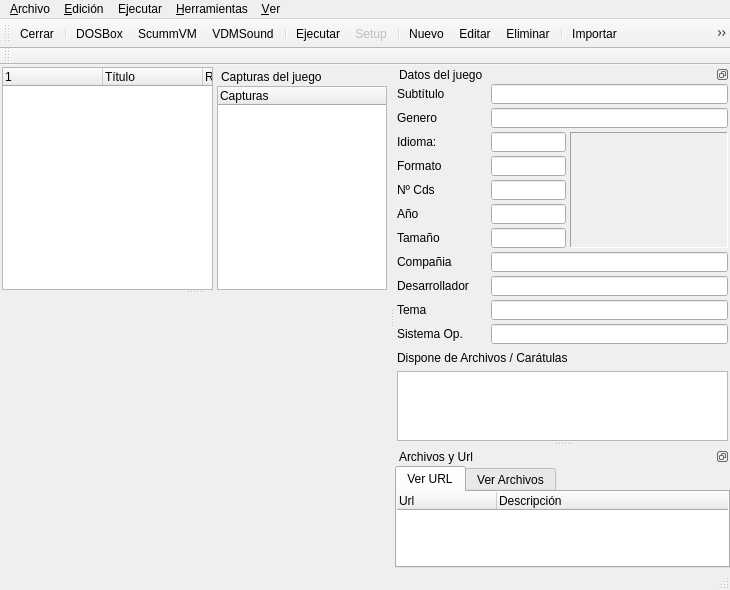
The window that ui/grlida.ui (Monthy/gr-lida) describes before a commit, drawn with Qt 5.
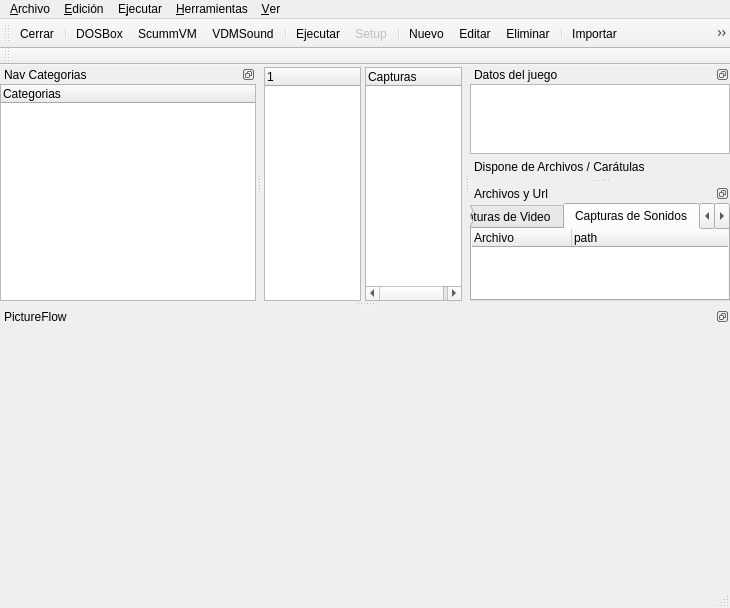
The same window after the commit. The open tabs and pages were chosen to show the change. Icons and pictures are not drawn. Custom widgets are drawn as their Qt base class.

Commit message: Actualizando y añadiendo los nuevos UI: - Nuevo: multimedia.ui donde reproducirá videos y música del juego. - Nuevo: addedit_dosbox.ui separando las distintas partes del addedit_juego.ui para hacerlo mas modular. - Nuevo: addedit_scummvm.ui separando las distintas partes del addedit_juego.ui para hacerlo mas modular. - Nuevo: ruleta.ui donde mostrara los discos o ruletas de protección del juego. - El resto actualiza pequeñas cosas como es el tamaño de la ventana, orden del index, o los layout.

What changed in the file:
```diff
--- a/ui/grlida.ui
+++ b/ui/grlida.ui
@@ -1,12 +1,12 @@
 <ui version="4.0" >
  <class>GrLidaClass</class>
- <widget class="QMainWindow" name="GrLidaClass" >
-  <property name="geometry" >
+ <widget class="QMainWindow" name="GrLidaClass">
+  <property name="geometry">
    <rect>
     <x>0</x>
     <y>0</y>
     <width>730</width>
-    <height>590</height>
+    <height>599</height>
    </rect>
   </property>
   <property name="windowTitle" >
@@ -19,143 +19,90 @@
   <property name="toolButtonStyle" >
    <enum>Qt::ToolButtonIconOnly</enum>
   </property>
-  <widget class="QWidget" name="centralwidget" >
-   <layout class="QVBoxLayout" name="verticalLayout_2" >
-    <property name="leftMargin" >
+  <widget class="QWidget" name="centralwidget">
+   <layout class="QVBoxLayout" name="verticalLayout_4">
+    <property name="leftMargin">
      <number>2</number>
     </property>
-    <property name="topMargin" >
+    <property name="topMargin">
      <number>2</number>
     </property>
-    <property name="rightMargin" >
+    <property name="rightMargin">
      <number>2</number>
     </property>
-    <property name="bottomMargin" >
+    <property name="bottomMargin">
      <number>0</number>
     </property>
     <item>
-     <widget class="QSplitter" name="splitter_pictureflow" >
-      <property name="orientation" >
-       <enum>Qt::Vertical</enum>
+     <layout class="QHBoxLayout" name="horizontalLayout_2">
+      <property name="spacing">
+       <number>4</number>
       </property>
-      <widget class="QWidget" name="layoutWidget" >
-       <layout class="QHBoxLayout" name="horizontalLayout" >
-        <property name="spacing" >
-         <number>4</number>
+      <item>
+       <widget class="QTreeWidget" name="twJuegos">
+        <property name="horizontalScrollBarPolicy">
+         <enum>Qt::ScrollBarAlwaysOff</enum>
         </property>
-        <item>
-         <widget class="QTreeWidget" name="twJuegos" >
-          <property name="horizontalScrollBarPolicy" >
-           <enum>Qt::ScrollBarAlwaysOff</enum>
-          </property>
-          <property name="alternatingRowColors" >
-           <bool>false</bool>
-          </property>
-          <property name="iconSize" >
-           <size>
-            <width>24</width>
-            <height>24</height>
-           </size>
-          </property>
-          <property name="rootIsDecorated" >
-           <bool>false</bool>
-          </property>
-          <property name="uniformRowHeights" >
-           <bool>true</bool>
-          </property>
-          <property name="allColumnsShowFocus" >
-           <bool>true</bool>
-          </property>
-          <column>
-           <property name="text" >
-            <string/>
-           </property>
-          </column>
-          <column>
-           <property name="text" >
-            <string>Título</string>
-           </property>
-          </column>
-          <column>
-           <property name="text" >
-            <string>Rating</string>
-           </property>
-          </column>
-         </widget>
-        </item>
-        <item>
-         <widget class="QDockWidget" name="dockw_Capturas" >
-          <property name="minimumSize" >
-           <size>
-            <width>170</width>
-            <height>0</height>
-           </size>
-          </property>
-          <property name="maximumSize" >
-           <size>
-            <width>170</width>
-            <height>524287</height>
-           </size>
-          </property>
-          <property name="features" >
-           <set>QDockWidget::NoDockWidgetFeatures</set>
-          </property>
-          <property name="windowTitle" >
-           <string>Capturas del juego</string>
-          </property>
-          <widget class="QWidget" name="dockWidgetContents_Capturas" >
-           <layout class="QVBoxLayout" name="verticalLayout" >
-            <property name="margin" >
-             <number>0</number>
-            </property>
-            <item>
-             <widget class="QTreeWidget" name="twCapturas" >
-              <property name="maximumSize" >
-               <size>
-                <width>170</width>
-                <height>16777215</height>
-               </size>
-              </property>
-              <property name="frameShadow" >
-               <enum>QFrame::Sunken</enum>
-              </property>
-              <property name="iconSize" >
-               <size>
-                <width>135</width>
-                <height>120</height>
-               </size>
-              </property>
-              <property name="rootIsDecorated" >
-               <bool>false</bool>
-              </property>
-              <property name="allColumnsShowFocus" >
-               <bool>true</bool>
-              </property>
-              <column>
-               <property name="text" >
-                <string>Capturas</string>
-               </property>
-              </column>
-             </widget>
-            </item>
-           </layout>
-          </widget>
-         </widget>
-        </item>
-       </layout>
-      </widget>
-      <widget class="PictureFlow" native="1" name="PicFlowWidget" >
-       <property name="enabled" >
-        <bool>false</bool>
-       </property>
-       <property name="minimumSize" >
-        <size>
-         <width>0</width>
-         <height>260</height>
-        </size>
-       </property>
-      </widget>
-     </widget>
+        <property name="iconSize">
+         <size>
+          <width>24</width>
+          <height>24</height>
+         </size>
+        </property>
+        <property name="rootIsDecorated">
+         <bool>false</bool>
+        </property>
+        <property name="uniformRowHeights">
+         <bool>true</bool>
+        </property>
+        <property name="allColumnsShowFocus">
+         <bool>true</bool>
+        </property>
+        <column>
+         <property name="text">
+          <string/>
+         </property>
+        </column>
+        <column>
+         <property name="text">
+          <string>Título</string>
+         </property>
+        </column>
+        <column>
+         <property name="text">
+          <string>Rating</string>
+         </property>
+        </column>
+       </widget>
+      </item>
+      <item>
+       <widget class="QTreeWidget" name="twCapturas">
+        <property name="frameShadow">
+         <enum>QFrame::Sunken</enum>
+        </property>
+        <property name="iconSize">
+         <size>
+          <width>128</width>
+          <height>128</height>
+         </size>
+        </property>
+        <property name="rootIsDecorated">
+         <bool>false</bool>
+        </property>
+        <property name="uniformRowHeights">
+         <bool>true</bool>
+        </property>
+        <property name="allColumnsShowFocus">
+         <bool>true</bool>
+        </property>
+        <column>
+         <property name="text">
+          <string>Capturas</string>
+         </property>
+        </column>
+       </widget>
+      </item>
+     </layout>
     </item>
    </layout>
   </widget>
@@ -288,410 +235,30 @@
    <attribute name="dockWidgetArea" >
     <number>2</number>
    </attribute>
-   <widget class="QWidget" name="dockWidgetContents_InfoDatos" >
-    <layout class="QVBoxLayout" name="verticalLayout_3" >
-     <property name="spacing" >
-      <number>2</number>
+   <widget class="QWidget" name="dockWidgetContents_InfoDatos">
+    <layout class="QVBoxLayout" name="verticalLayout_3">
+     <property name="spacing">
+      <number>1</number>
      </property>
-     <property name="leftMargin" >
-      <number>2</number>
-     </property>
-     <property name="topMargin" >
+     <property name="margin">
       <number>0</number>
      </property>
-     <property name="rightMargin" >
-      <number>2</number>
-     </property>
-     <property name="bottomMargin" >
-      <number>0</number>
-     </property>
      <item>
-      <layout class="QGridLayout" name="gridLayout" >
-       <property name="spacing" >
+      <widget class="QTextBrowser" name="txtInfo_Comentario">
+       <property name="openExternalLinks">
+        <bool>true</bool>
+       </property>
+      </widget>
+     </item>
+     <item>
+      <layout class="QHBoxLayout" name="horizontalLayout_ToolbarInfoDatos">
+       <property name="leftMargin">
         <number>4</number>
        </property>
-       <item row="0" column="0" >
-        <widget class="QLabel" name="lb_info_1" >
-         <property name="minimumSize" >
-          <size>
-           <width>90</width>
-           <height>0</height>
-          </size>
-         </property>
-         <property name="text" >
-          <string>Subtítulo</string>
-         </property>
-        </widget>
-       </item>
-       <item row="0" column="1" colspan="2" >
-        <widget class="QLineEdit" name="txtInfo_Subtitulo" >
-         <property name="minimumSize" >
-          <size>
-           <width>0</width>
-           <height>20</height>
-          </size>
-         </property>
-         <property name="readOnly" >
-          <bool>true</bool>
-         </property>
-        </widget>
-       </item>
-       <item row="1" column="0" >
-        <widget class="QLabel" name="lb_info_2" >
-         <property name="minimumSize" >
-          <size>
-           <width>90</width>
-           <height>0</height>
-          </size>
-         </property>
-         <property name="text" >
-          <string>Genero</string>
-         </property>
-        </widget>
-       </item>
-       <item row="1" column="1" colspan="2" >
-        <widget class="QLineEdit" name="txtInfo_Genero" >
-         <property name="minimumSize" >
-          <size>
-           <width>0</width>
-           <height>20</height>
-          </size>
-         </property>
-         <property name="readOnly" >
-          <bool>true</bool>
-         </property>
-        </widget>
-       </item>
-       <item row="2" column="0" >
-        <widget class="QLabel" name="lb_info_3" >
-         <property name="minimumSize" >
-          <size>
-           <width>90</width>
-           <height>0</height>
-          </size>
-         </property>
-         <property name="layoutDirection" >
-          <enum>Qt::LeftToRight</enum>
-         </property>
-         <property name="text" >
-          <string>Idioma:</string>
-         </property>
-         <property name="textFormat" >
-          <enum>Qt::AutoText</enum>
-         </property>
-        </widget>
-       </item>
-       <item row="2" column="1" >
-        <widget class="QLineEdit" name="txtInfo_Idioma" >
-         <property name="minimumSize" >
-          <size>
-           <width>0</width>
-           <height>20</height>
-          </size>
-         </property>
-         <property name="maximumSize" >
-          <size>
-           <width>75</width>
-           <height>16777215</height>
-          </size>
-         </property>
-         <property name="readOnly" >
-          <bool>true</bool>
-         </property>
-        </widget>
-       </item>
-       <item rowspan="5" row="2" column="2" >
-        <widget class="QFrame" name="frame_imagen" >
-         <property name="sizePolicy" >
-          <sizepolicy vsizetype="Preferred" hsizetype="Expanding" >
-           <horstretch>0</horstretch>
-           <verstretch>0</verstretch>
-          </sizepolicy>
-         </property>
-         <property name="minimumSize" >
-          <size>
-           <width>158</width>
-           <height>109</height>
-          </size>
-         </property>
-         <property name="frameShape" >
-          <enum>QFrame::Panel</enum>
-         </property>
-         <property name="frameShadow" >
-          <enum>QFrame::Sunken</enum>
-         </property>
-         <layout class="QHBoxLayout" name="_2" >
-          <property name="margin" >
-           <number>1</number>
-          </property>
-          <item>
-           <widget class="QLabel" name="lbImgThumbs" >
-            <property name="maximumSize" >
-             <size>
-              <width>156</width>
-              <height>16777215</height>
-             </size>
-            </property>
-            <property name="text" >
-             <string/>
-            </property>
-            <property name="pixmap" >
-             <pixmap resource="../res/grlida.qrc" >:/images/juego_sin_imagen.png</pixmap>
-            </property>
-            <property name="scaledContents" >
-             <bool>true</bool>
-            </property>
-            <property name="alignment" >
-             <set>Qt::AlignCenter</set>
-            </property>
-           </widget>
-          </item>
-         </layout>
-        </widget>
-       </item>
-       <item row="3" column="0" >
-        <widget class="QLabel" name="lb_info_4" >
-         <property name="minimumSize" >
-          <size>
-           <width>90</width>
-           <height>0</height>
-          </size>
-         </property>
-         <property name="text" >
-          <string>Formato</string>
-         </property>
-        </widget>
-       </item>
-       <item row="3" column="1" >
-        <widget class="QLineEdit" name="txtInfo_Formato" >
-         <property name="minimumSize" >
-          <size>
-           <width>0</width>
-           <height>20</height>
-          </size>
-         </property>
-         <property name="maximumSize" >
-          <size>
-           <width>75</width>
-           <height>16777215</height>
-          </size>
-         </property>
-         <property name="readOnly" >
-          <bool>true</bool>
-         </property>
-        </widget>
-       </item>
-       <item row="4" column="0" >
-        <widget class="QLabel" name="lb_info_5" >
-         <property name="minimumSize" >
-          <size>
-           <width>90</width>
-           <height>0</height>
-          </size>
-         </property>
-         <property name="text" >
-          <string>Nº Cds</string>
-         </property>
-        </widget>
-       </item>
-       <item row="4" column="1" >
-        <widget class="QLineEdit" name="txtInfo_NumDisc" >
-         <property name="minimumSize" >
-          <size>
-           <width>0</width>
-           <height>20</height>
-          </size>
-         </property>
-         <property name="maximumSize" >
-          <size>
-           <width>75</width>
-           <height>16777215</height>
-          </size>
-         </property>
-         <property name="readOnly" >
-          <bool>true</bool>
-         </property>
-        </widget>
-       </item>
-       <item row="5" column="0" >
-        <widget class="QLabel" name="lb_info_6" >
-         <property name="minimumSize" >
-          <size>
-           <width>90</width>
-           <height>0</height>
-          </size>
-         </property>
-         <property name="text" >
-          <string>Año</string>
-         </property>
-        </widget>
-       </item>
-       <item row="5" column="1" >
-        <widget class="QLineEdit" name="txtInfo_Anno" >
-         <property name="minimumSize" >
-          <size>
-           <width>0</width>
-           <height>20</height>
-          </size>
-         </property>
-         <property name="maximumSize" >
-          <size>
-           <width>75</width>
-           <height>16777215</height>
-          </size>
-         </property>
-         <property name="readOnly" >
-          <bool>true</bool>
-         </property>
-        </widget>
-       </item>
-       <item row="6" column="0" >
-        <widget class="QLabel" name="lb_info_7" >
-         <property name="minimumSize" >
-          <size>
-           <width>90</width>
-           <height>0</height>
-          </size>
-         </property>
-         <property name="text" >
-          <string>Tamaño</string>
-         </property>
-        </widget>
-       </item>
-       <item row="6" column="1" >
-        <widget class="QLineEdit" name="txtInfo_Tamano" >
-         <property name="minimumSize" >
-          <size>
-           <width>0</width>
-           <height>20</height>
-          </size>
-         </property>
-         <property name="maximumSize" >
-          <size>
-           <width>75</width>
-           <height>16777215</height>
-          </size>
-         </property>
-         <property name="readOnly" >
-          <bool>true</bool>
-         </property>
-        </widget>
-       </item>
-       <item row="7" column="0" >
-        <widget class="QLabel" name="lb_info_8" >
-         <property name="minimumSize" >
-          <size>
-           <width>90</width>
-           <height>0</height>
-          </size>
-         </property>
-         <property name="text" >
-          <string>Compañia</string>
-         </property>
-        </widget>
-       </item>
-       <item row="7" column="1" colspan="2" >
-        <widget class="QLineEdit" name="txtInfo_Compania" >
-         <property name="minimumSize" >
-          <size>
-           <width>0</width>
-           <height>20</height>
-          </size>
-         </property>
-         <property name="readOnly" >
-          <bool>true</bool>
-         </property>
-        </widget>
-       </item>
-       <item row="8" column="0" >
-        <widget class="QLabel" name="lb_info_9" >
-         <property name="minimumSize" >
-          <size>
-           <width>90</width>
-           <height>0</height>
-          </size>
-         </property>
-         <property name="text" >
-          <string>Desarrollador</string>
-         </property>
-        </widget>
-       </item>
-       <item row="8" column="1" colspan="2" >
-        <widget class="QLineEdit" name="txtInfo_Desarrollador" >
-         <property name="minimumSize" >
-          <size>
-           <width>0</width>
-           <height>20</height>
-          </size>
-         </property>
-         <property name="readOnly" >
-          <bool>true</bool>
-         </property>
-        </widget>
-       </item>
-       <item row="9" column="0" >
-        <widget class="QLabel" name="lb_info_10" >
-         <property name="minimumSize" >
-          <size>
-           <width>90</width>
-           <height>0</height>
-          </size>
-         </property>
-         <property name="text" >
-          <string>Tema</string>
-         </property>
-        </widget>
-       </item>
-       <item row="9" column="1" colspan="2" >
-        <widget class="QLineEdit" name="txtInfo_Tema" >
-         <property name="minimumSize" >
-          <size>
-           <width>0</width>
-           <height>20</height>
-          </size>
-         </property>
-         <property name="readOnly" >
-          <bool>true</bool>
-         </property>
-        </widget>
-       </item>
-       <item row="10" column="0" >
-        <widget class="QLabel" name="lb_info_11" >
-         <property name="minimumSize" >
-          <size>
-           <width>90</width>
-           <height>0</height>
-          </size>
-         </property>
-         <property name="text" >
-          <string>Sistema Op.</string>
-         </property>
-        </widget>
-       </item>
-       <item row="10" column="1" colspan="2" >
-        <widget class="QLineEdit" name="txtInfo_SistemaOp" >
-         <property name="minimumSize" >
-          <size>
-           <width>0</width>
-           <height>20</height>
-          </size>
-         </property>
-         <property name="readOnly" >
-          <bool>true</bool>
-         </property>
-        </widget>
-       </item>
-      </layout>
-     </item>
-     <item>
-      <layout class="QHBoxLayout" name="horizontalLayout_ToolbarInfoDatos" >
-       <property name="leftMargin" >
+       <property name="topMargin">
         <number>0</number>
        </property>
-       <property name="topMargin" >
-        <number>0</number>
-       </property>
-       <property name="bottomMargin" >
+       <property name="bottomMargin">
         <number>0</number>
        </property>
        <item>
@@ -702,8 +269,11 @@
         </widget>
        </item>
        <item>
-        <widget class="QToolButton" name="btnVer_Archivos" >
-         <property name="text" >
+        <widget class="QToolButton" name="btnVer_Archivos">
+         <property name="enabled">
+          <bool>false</bool>
+         </property>
+         <property name="text">
           <string/>
          </property>
          <property name="icon" >
@@ -716,8 +286,11 @@
         </widget>
        </item>
        <item>
-        <widget class="QToolButton" name="btnVer_CoverFront" >
-         <property name="text" >
+        <widget class="QToolButton" name="btnVer_CoverFront">
+         <property name="enabled">
+          <bool>false</bool>
+         </property>
+         <property name="text">
           <string/>
          </property>
          <property name="icon" >
@@ -730,8 +303,11 @@
         </widget>
        </item>
        <item>
-        <widget class="QToolButton" name="btnVer_CoverBack" >
-         <property name="text" >
+        <widget class="QToolButton" name="btnVer_CoverBack">
+         <property name="enabled">
+          <bool>false</bool>
+         </property>
+         <property name="text">
           <string/>
          </property>
          <property name="icon" >
@@ -745,13 +321,6 @@
        </item>
       </layout>
      </item>
-     <item>
-      <widget class="QTextBrowser" name="txtInfo_Comentario" >
-       <property name="openExternalLinks" >
-        <bool>true</bool>
-       </property>
-      </widget>
-     </item>
     </layout>
    </widget>
   </widget>
@@ -781,16 +350,108 @@
        <property name="currentIndex" >
         <number>0</number>
        </property>
-       <widget class="QWidget" name="tab_url" >
-        <attribute name="title" >
-         <string>Ver URL</string>
+       <widget class="QWidget" name="tab_video">
+        <attribute name="icon">
+         <iconset resource="../res/grlida.qrc">
+          <normaloff>:/img16/img_tv2x.png</normaloff>:/img16/img_tv2x.png</iconset>
         </attribute>
-        <attribute name="icon" >
-         <iconset resource="../res/grlida.qrc" >
+        <attribute name="title">
+         <string>Capturas de Video</string>
+        </attribute>
+        <layout class="QVBoxLayout" name="verticalLayout">
+         <property name="margin">
+          <number>0</number>
+         </property>
+         <item>
+          <widget class="QTreeWidget" name="twCapturaVideo">
+           <property name="frameShape">
+            <enum>QFrame::NoFrame</enum>
+           </property>
+           <property name="iconSize">
+            <size>
+             <width>16</width>
+             <height>16</height>
+            </size>
+           </property>
+           <property name="rootIsDecorated">
+            <bool>false</bool>
+           </property>
+           <property name="uniformRowHeights">
+            <bool>true</bool>
+           </property>
+           <property name="allColumnsShowFocus">
+            <bool>true</bool>
+           </property>
+           <column>
+            <property name="text">
+             <string>Archivo</string>
+            </property>
+           </column>
+           <column>
+            <property name="text">
+             <string>path</string>
+            </property>
+           </column>
+          </widget>
+         </item>
+        </layout>
+       </widget>
+       <widget class="QWidget" name="tab_sonido">
+        <attribute name="icon">
+         <iconset resource="../res/grlida.qrc">
+          <normaloff>:/img16/img_audio.png</normaloff>:/img16/img_audio.png</iconset>
+        </attribute>
+        <attribute name="title">
+         <string>Capturas de Sonidos</string>
+        </attribute>
+        <layout class="QVBoxLayout" name="verticalLayout_5">
+         <property name="margin">
+          <number>0</number>
+         </property>
+         <item>
+          <widget class="QTreeWidget" name="twCapturaSonido">
+           <property name="frameShape">
+            <enum>QFrame::NoFrame</enum>
+           </property>
+           <property name="iconSize">
+            <size>
+             <width>16</width>
+             <height>16</height>
+            </size>
+           </property>
+           <property name="rootIsDecorated">
+            <bool>false</bool>
+           </property>
+           <property name="uniformRowHeights">
+            <bool>true</bool>
+           </property>
+           <property name="allColumnsShowFocus">
+            <bool>true</bool>
+           </property>
+           <column>
+            <property name="text">
+             <string>Archivo</string>
+            </property>
+           </column>
+           <column>
+            <property name="text">
+             <string>path</string>
+            </property>
+           </column>
+          </widget>
+         </item>
+        </layout>
+       </widget>
+       <widget class="QWidget" name="tab_url">
+        <attribute name="icon">
+         <iconset resource="../res/grlida.qrc">
           <normaloff>:/img16/edit_enlace.png</normaloff>:/img16/edit_enlace.png</iconset>
         </attribute>
-        <layout class="QVBoxLayout" name="verticalLayout_tabUrl" >
-         <property name="margin" >
+        <attribute name="title">
+         <string>Ver URL</string>
+        </attribute>
+        <layout class="QVBoxLayout" name="verticalLayout_tabUrl">
+         <property name="margin">
           <number>0</number>
          </property>
          <item>
@@ -827,16 +488,16 @@
          </item>
         </layout>
        </widget>
-       <widget class="QWidget" name="tab_file" >
-        <attribute name="title" >
-         <string>Ver Archivos</string>
-        </attribute>
-        <attribute name="icon" >
-         <iconset resource="../res/grlida.qrc" >
+       <widget class="QWidget" name="tab_file">
+        <attribute name="icon">
+         <iconset resource="../res/grlida.qrc">
           <normaloff>:/img16/archivos.png</normaloff>:/img16/archivos.png</iconset>
         </attribute>
-        <layout class="QVBoxLayout" name="verticalLayout_tabFile" >
-         <property name="margin" >
+        <attribute name="title">
+         <string>Ver Archivos</string>
+        </attribute>
+        <layout class="QVBoxLayout" name="verticalLayout_tabFile">
+         <property name="margin">
           <number>0</number>
          </property>
          <item>
@@ -896,9 +557,79 @@
     </layout>
    </widget>
   </widget>
-  <action name="mnu_file_informacion" >
-   <property name="icon" >
-    <iconset resource="../res/grlida.qrc" >
+  <widget class="QDockWidget" name="dockw_Nav">
+   <property name="features">
+    <set>QDockWidget::DockWidgetFloatable|QDockWidget::DockWidgetMovable</set>
+   </property>
+   <property name="windowTitle">
+    <string>Nav Categorias</string>
+   </property>
+   <attribute name="dockWidgetArea">
+    <number>1</number>
+   </attribute>
+   <widget class="QWidget" name="dockWidgetContents_twNav">
+    <layout class="QVBoxLayout" name="verticalLayout_2">
+     <property name="margin">
+      <number>0</number>
+     </property>
+     <item>
+      <widget class="QTreeWidget" name="twListNav">
+       <property name="iconSize">
+        <size>
+         <width>16</width>
+         <height>16</height>
+        </size>
+       </property>
+       <property name="uniformRowHeights">
+        <bool>true</bool>
+       </property>
+       <property name="allColumnsShowFocus">
+        <bool>true</bool>
+       </property>
+       <column>
+        <property name="text">
+         <string>Categorias</string>
+        </property>
+       </column>
+      </widget>
+     </item>
+    </layout>
+   </widget>
+  </widget>
+  <widget class="QDockWidget" name="dockw_PictureFlow">
+   <property name="features">
+    <set>QDockWidget::DockWidgetFloatable|QDockWidget::DockWidgetMovable</set>
+   </property>
+   <property name="windowTitle">
+    <string>PictureFlow</string>
+   </property>
+   <attribute name="dockWidgetArea">
+    <number>8</number>
+   </attribute>
+   <widget class="QWidget" name="dockWidgetContents_PicFlowWidget">
+    <layout class="QHBoxLayout" name="horizontalLayout">
+     <property name="margin">
+      <number>0</number>
+     </property>
+     <item>
+      <widget class="PictureFlow" name="PicFlowWidget" native="true">
+       <property name="enabled">
+        <bool>false</bool>
+       </property>
+       <property name="minimumSize">
+        <size>
+         <width>0</width>
+         <height>260</height>
+        </size>
+       </property>
+      </widget>
+     </item>
+    </layout>
+   </widget>
+  </widget>
+  <action name="mnu_file_informacion">
+   <property name="icon">
+    <iconset resource="../res/grlida.qrc">
      <normaloff>:/img16/informacion.png</normaloff>:/img16/informacion.png</iconset>
    </property>
    <property name="text" >
```
Left out of the diff: 1016 changed lines with no effect on the pictures. The commit also changes 19 other files.
